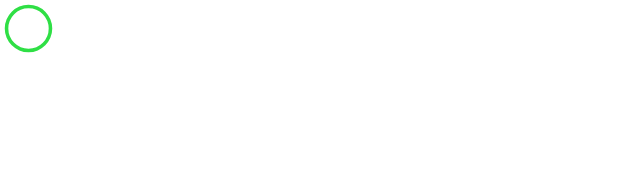
After one commit to msmikesc/YGO-DB-Android, an Android app: the layout labeled_increment_quantity_button.xml on its own in the app's theme, with its tools: preview values and no code run, on a phone screen of 412 x 824 dp. The commit adds this screen. Shown: the top 194 px of the screen. Run offline under Robolectric (Android 15) with nearby library versions, the phone set to English and light mode, and no system bars.

Commit message:
have 6 plus buttons on set page

```diff
--- a/app/src/main/java/com/example/ygodb/ui/addcards/AddCardsViewModel.java
+++ b/app/src/main/java/com/example/ygodb/ui/addcards/AddCardsViewModel.java
@@ -84,7 +84,7 @@ public class AddCardsViewModel extends ViewModel {
         return cardsList;
     }
 
-    public void addNewFromOwnedCard(OwnedCard current){
+    public void addNewFromOwnedCard(OwnedCard current, int quantity){
 
         if(current.getSetNumber() == null || current.getSetRarity() == null ||
                 current.getSetName() == null || current.getCardName() == null){
@@ -105,7 +105,7 @@ public class AddCardsViewModel extends ViewModel {
             newCard = cardsList.get(position);
         }
         if(newCard != null){
-            newCard.setQuantity(newCard.getQuantity() + 1);
+            newCard.setQuantity(newCard.getQuantity() + quantity);
         }
         else{
             newCard = new OwnedCard();
@@ -115,7 +115,7 @@ public class AddCardsViewModel extends ViewModel {
             newCard.setDateBought(sdf.format(new Date()));
             newCard.setGamePlayCardUUID(current.getGamePlayCardUUID());
             newCard.setSetRarity(current.getSetRarity());
-            newCard.setQuantity(1);
+            newCard.setQuantity(quantity);
             newCard.setRarityUnsure(0);
             newCard.setSetCode(current.getSetCode());
             newCard.setFolderName(Const.FOLDER_UNSYNCED);
--- a/app/src/main/java/com/example/ygodb/ui/sellcards/SellCardsViewModel.java
+++ b/app/src/main/java/com/example/ygodb/ui/sellcards/SellCardsViewModel.java
@@ -45,6 +45,10 @@ public class SellCardsViewModel extends ViewModel {
     }
 
     public void addNewFromOwnedCard(OwnedCard current){
+
+        //TODO support multiple buttons to add different amounts
+        //TODO support limited edition
+        //TODO simplify addcards set names models
 
         if(current.getSetNumber() == null || current.getSetRarity() == null ||
                 current.getSetName() == null || current.getCardName() == null){
--- a/app/src/main/java/com/example/ygodb/ui/viewSoldCards/ViewSoldCardsFragment.java
+++ b/app/src/main/java/com/example/ygodb/ui/viewSoldCards/ViewSoldCardsFragment.java
@@ -36,7 +36,7 @@ public class ViewSoldCardsFragment extends Fragment {
         RecyclerView cardsListView = binding.viewList;
 
         SingleCardToListAdapter adapter = new SingleCardToListAdapter(
-                viewSoldCardsViewModel.getCardsList(), null, null);
+                viewSoldCardsViewModel.getCardsList(), null, null, false);
 
         final LinearLayoutManager linearLayoutManager = new LinearLayoutManager(getContext());
         layout = linearLayoutManager;
--- a/app/src/main/java/com/example/ygodb/ui/viewcards/ViewCardsFragment.java
+++ b/app/src/main/java/com/example/ygodb/ui/viewcards/ViewCardsFragment.java
@@ -44,7 +44,7 @@ public class ViewCardsFragment extends Fragment {
         RecyclerView cardsListView = binding.viewList;
 
         SingleCardToListAdapter adapter = new SingleCardToListAdapter(
-                viewCardsViewModel.getCardsList(), addCardsViewModel, sellCardsViewModel);
+                viewCardsViewModel.getCardsList(), addCardsViewModel, sellCardsViewModel, false);
 
         final LinearLayoutManager linearLayoutManager = new LinearLayoutManager(getContext());
         layout = linearLayoutManager;
--- a/app/src/main/java/com/example/ygodb/ui/viewcardset/ViewCardSetFragment.java
+++ b/app/src/main/java/com/example/ygodb/ui/viewcardset/ViewCardSetFragment.java
@@ -47,7 +47,7 @@ public class ViewCardSetFragment extends Fragment {
         textView.setAdapter(autoCompleteAdapter);
 
         SingleCardToListAdapter adapter = new SingleCardToListAdapter(
-                viewCardSetViewModel.getFilteredCardsList(), addCardsViewModel, null);
+                viewCardSetViewModel.getFilteredCardsList(), addCardsViewModel, null, true);
 
         final LinearLayoutManager linearLayoutManager = new LinearLayoutManager(this.getContext());
         layout = linearLayoutManager;
--- /dev/null
+++ b/app/src/main/res/drawable/empty_circle.xml
@@ -0,0 +1,9 @@
+<vector xmlns:android="http://schemas.android.com/apk/res/android"
+    android:width="24dp"
+    android:height="24dp"
+    android:viewportWidth="960"
+    android:viewportHeight="960">
+  <path
+      android:fillColor="@android:color/white"
+      android:pathData="M480,880Q398,880 325,848.5Q252,817 197.5,762.5Q143,708 111.5,635Q80,562 80,480Q80,397 111.5,324Q143,251 197.5,197Q252,143 325,111.5Q398,80 480,80Q563,80 636,111.5Q709,143 763,197Q817,251 848.5,324Q880,397 880,480Q880,562 848.5,635Q817,708 763,762.5Q709,817 636,848.5Q563,880 480,880ZM480,820Q622,820 721,720.5Q820,621 820,480Q820,338 721,239Q622,140 480,140Q339,140 239.5,239Q140,338 140,480Q140,621 239.5,720.5Q339,820 480,820ZM480,480Q480,480 480,480Q480,480 480,480Q480,480 480,480Q480,480 480,480Q480,480 480,480Q480,480 480,480Q480,480 480,480Q480,480 480,480Z"/>
+</vector>
--- /dev/null
+++ b/app/src/main/res/layout/labeled_increment_quantity_button.xml
@@ -0,0 +1,26 @@
+<?xml version="1.0" encoding="utf-8"?>
+
+<FrameLayout  xmlns:android="http://schemas.android.com/apk/res/android"
+              xmlns:app="http://schemas.android.com/apk/res-auto"
+              android:layout_width="38sp"
+              android:layout_height="38sp"
+              >
+
+    <ImageButton
+            android:id="@+id/incrementButton"
+            android:layout_width="match_parent"
+            android:layout_height="match_parent"
+            android:background="?attr/selectableItemBackgroundBorderless"
+            android:scaleType="fitXY"
+            app:srcCompat="@drawable/empty_circle"
+            app:tint="#2FDF45" />
+
+    <TextView
+            android:id="@+id/incrementLabel"
+            android:layout_width="wrap_content"
+            android:layout_height="wrap_content"
+            android:textSize="18sp"
+            android:textColor="#FFFFFF"
+            android:layout_gravity="center" />
+
+</FrameLayout>
```
Also changed, not shown: app/src/main/java/com/example/ygodb/ui/singlecard/SingleCardToListAdapter.java (+41 -13 lines), app/src/main/res/layout/fragment_singlecard.xml (+9 -1 lines).
